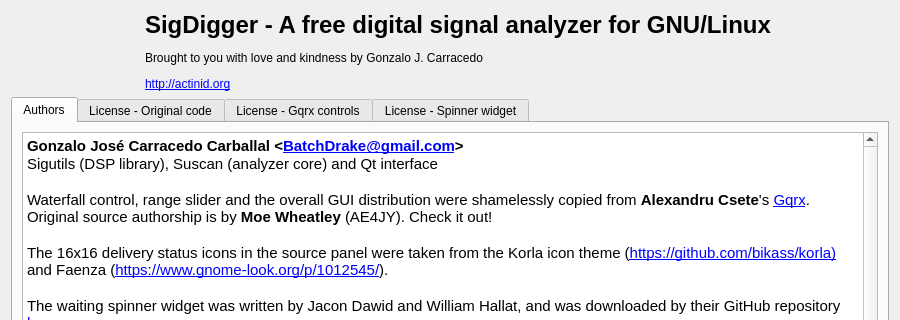
Above: ui/AboutDialog.ui from BatchDrake/SigDigger before the change; both pictures show x 0 to 900 and y 0 to 320 of the 900 by 493 pixel window. Below: the same form after it.
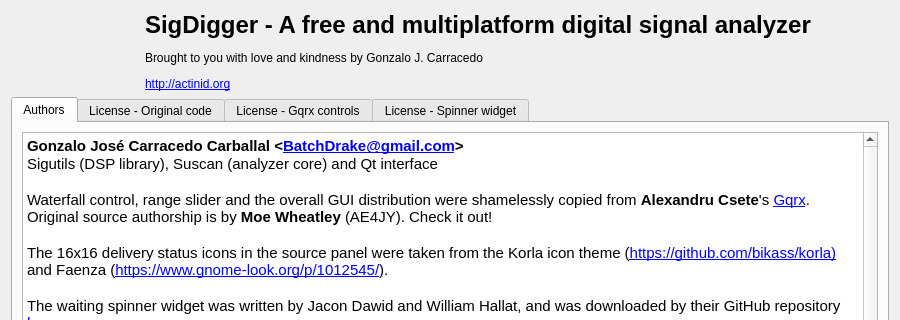
That is the form after the change. Icons and pictures are not drawn.

Commit message: Update About dialog

Patch:
```diff
--- a/ui/AboutDialog.ui
+++ b/ui/AboutDialog.ui
@@ -20,7 +20,7 @@
    <item row="0" column="1">
     <widget class="QLabel" name="label_2">
      <property name="text">
-      <string>&lt;html&gt;&lt;head/&gt;&lt;body&gt;&lt;p&gt;&lt;span style=&quot; font-size:18pt; font-weight:600;&quot;&gt;SigDigger - A free digital signal analyzer for GNU/Linux&lt;/span&gt;&lt;/p&gt;&lt;p&gt;Brought to you with love and kindness by Gonzalo J. Carracedo&lt;/p&gt;&lt;p&gt;&lt;a href=&quot;http://actinid.org&quot;&gt;&lt;span style=&quot; text-decoration: underline; color:#0000ff;&quot;&gt;http://actinid.org&lt;/span&gt;&lt;/a&gt;&lt;/p&gt;&lt;/body&gt;&lt;/html&gt;</string>
+      <string>&lt;html&gt;&lt;head/&gt;&lt;body&gt;&lt;p&gt;&lt;span style=&quot; font-size:18pt; font-weight:600;&quot;&gt;SigDigger - A free and multiplatform digital signal analyzer&lt;/span&gt;&lt;/p&gt;&lt;p&gt;Brought to you with love and kindness by Gonzalo J. Carracedo&lt;/p&gt;&lt;p&gt;&lt;a href=&quot;http://actinid.org&quot;&gt;&lt;span style=&quot; text-decoration: underline; color:#0000ff;&quot;&gt;http://actinid.org&lt;/span&gt;&lt;/a&gt;&lt;/p&gt;&lt;/body&gt;&lt;/html&gt;</string>
      </property>
      <property name="textFormat">
       <enum>Qt::RichText</enum>
```
